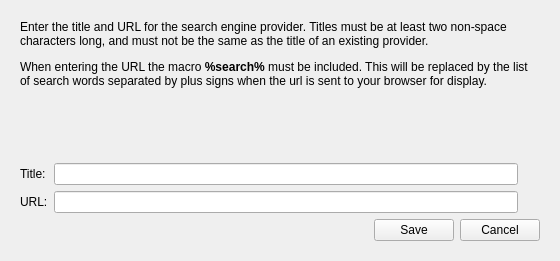
The window that plugins/search_engine_lookup/options_search_engine_editor.ui (metabrainz/picard-plugins) describes before a commit, drawn with Qt 5.
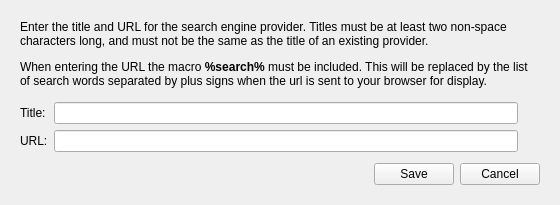
The same window after the commit.

Commit message: Reduce excessive whitespace in editing window.

Diff of the .ui file:
```diff
--- a/plugins/search_engine_lookup/options_search_engine_editor.ui
+++ b/plugins/search_engine_lookup/options_search_engine_editor.ui
@@ -10,19 +10,25 @@
     <x>0</x>
     <y>0</y>
     <width>560</width>
-    <height>261</height>
+    <height>205</height>
    </rect>
   </property>
   <property name="sizePolicy">
-   <sizepolicy hsizetype="Fixed" vsizetype="Fixed">
+   <sizepolicy hsizetype="Fixed" vsizetype="Preferred">
     <horstretch>0</horstretch>
     <verstretch>0</verstretch>
    </sizepolicy>
   </property>
   <property name="minimumSize">
    <size>
-    <width>360</width>
-    <height>0</height>
+    <width>560</width>
+    <height>205</height>
+   </size>
+  </property>
+  <property name="maximumSize">
+   <size>
+    <width>560</width>
+    <height>300</height>
    </size>
   </property>
   <property name="windowTitle">
@@ -43,7 +49,7 @@
         <x>0</x>
         <y>0</y>
         <width>542</width>
-        <height>243</height>
+        <height>187</height>
        </rect>
       </property>
       <layout class="QVBoxLayout" name="verticalLayout_2">
@@ -146,6 +152,9 @@
        </item>
        <item>
         <layout class="QHBoxLayout" name="horizontalLayout">
+         <property name="topMargin">
+          <number>5</number>
+         </property>
          <property name="bottomMargin">
           <number>0</number>
          </property>
```
The commit also changes 1 other file.
